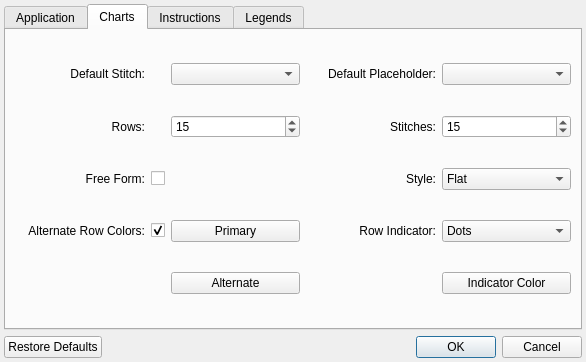
Qt form src/settings.ui (iPenguin/CrochetCharts) before a commit.
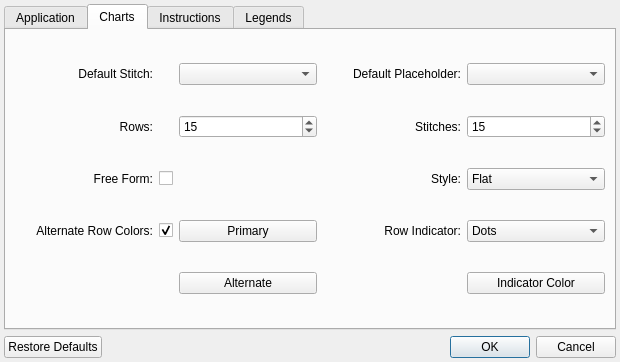
The same form after that commit.

Commit message: Set minimum row size to 3 in settings.

Patch:
```diff
--- a/src/settings.ui
+++ b/src/settings.ui
@@ -6,7 +6,7 @@
    <rect>
     <x>0</x>
     <y>0</y>
-    <width>586</width>
+    <width>620</width>
     <height>362</height>
    </rect>
   </property>
@@ -258,7 +258,7 @@
        <item row="4" column="4">
         <widget class="QSpinBox" name="stitchCount">
          <property name="minimum">
-          <number>1</number>
+          <number>3</number>
          </property>
          <property name="maximum">
           <number>1000000000</number>
```
